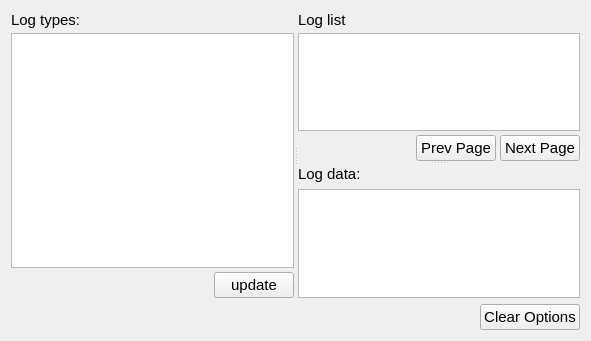
First picture: the form in ccs/widget/CNodeLogWidget.ui, repository bisegni/chaosframework, before the edit.
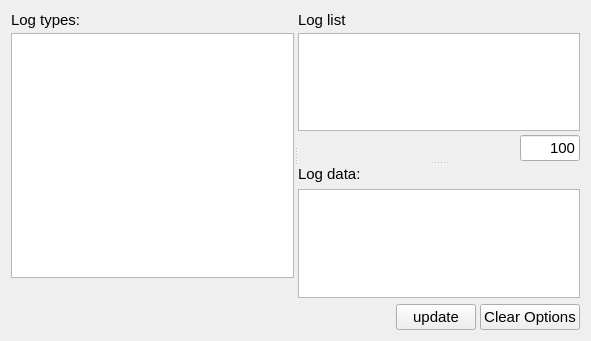
Second picture: the form after the edit.

The edit to the form file:
```diff
--- a/ccs/widget/CNodeLogWidget.ui
+++ b/ccs/widget/CNodeLogWidget.ui
@@ -61,18 +61,6 @@
            </property>
           </spacer>
          </item>
-         <item>
-          <widget class="QPushButton" name="pushButtonUpdateLogTypes">
-           <property name="font">
-            <font>
-             <pointsize>11</pointsize>
-            </font>
-           </property>
-           <property name="text">
-            <string>update</string>
-           </property>
-          </widget>
-         </item>
         </layout>
        </item>
       </layout>
@@ -123,7 +111,7 @@
          </widget>
         </item>
         <item>
-         <layout class="QHBoxLayout" name="horizontalLayout_3">
+         <layout class="QHBoxLayout" name="horizontalLayout_3" stretch="1,0">
           <property name="spacing">
            <number>4</number>
           </property>
@@ -141,26 +129,44 @@
            </spacer>
           </item>
           <item>
-           <widget class="QPushButton" name="pushButtonLogEntriesPreviousPage">
-            <property name="font">
-             <font>
-              <pointsize>11</pointsize>
-             </font>
+           <widget class="QLineEdit" name="lineEditMaxNumberOfResult">
+            <property name="sizePolicy">
+             <sizepolicy hsizetype="Fixed" vsizetype="Fixed">
+              <horstretch>0</horstretch>
+              <verstretch>0</verstretch>
+             </sizepolicy>
             </property>
-            <property name="text">
-             <string>Prev Page</string>
+            <property name="minimumSize">
+             <size>
+              <width>20</width>
+              <height>0</height>
+             </size>
             </property>
-           </widget>
-          </item>
-          <item>
-           <widget class="QPushButton" name="pushButtonLogEntriesNextPage">
+            <property name="maximumSize">
+             <size>
+              <width>60</width>
+              <height>16777215</height>
+             </size>
+            </property>
             <property name="font">
              <font>
               <pointsize>11</pointsize>
              </font>
             </property>
+            <property name="inputMask">
+             <string/>
+            </property>
             <property name="text">
-             <string>Next Page</string>
+             <string>100</string>
+            </property>
+            <property name="maxLength">
+             <number>4</number>
+            </property>
+            <property name="alignment">
+             <set>Qt::AlignRight|Qt::AlignTrailing|Qt::AlignVCenter</set>
+            </property>
+            <property name="placeholderText">
+             <string>n. result</string>
             </property>
            </widget>
           </item>
@@ -216,6 +222,9 @@
    </item>
    <item>
     <layout class="QHBoxLayout" name="horizontalLayout_5">
+     <property name="spacing">
+      <number>4</number>
+     </property>
      <item>
       <spacer name="horizontalSpacer_3">
        <property name="orientation">
@@ -229,6 +238,18 @@
        </property>
       </spacer>
      </item>
+     <item>
+      <widget class="QPushButton" name="pushButtonUpdateLogTypes">
+       <property name="font">
+        <font>
+         <pointsize>11</pointsize>
+        </font>
+       </property>
+       <property name="text">
+        <string>update</string>
+       </property>
+      </widget>
+     </item>
      <item>
       <widget class="QPushButton" name="pushButtonClearOptions">
        <property name="font">
```
